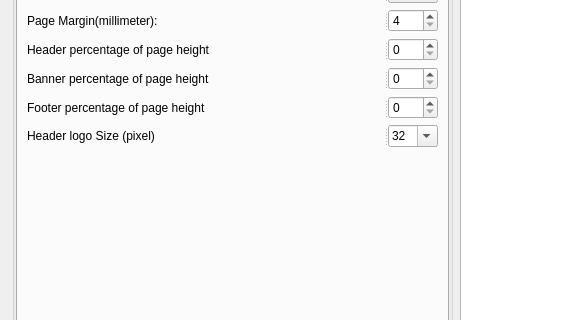
dr3mro/SmartClinic, file qtemr/ui/printdrugs.ui: the form before one commit; both pictures show x 0 to 571 and y 87 to 407 of the 1184 by 898 pixel window.
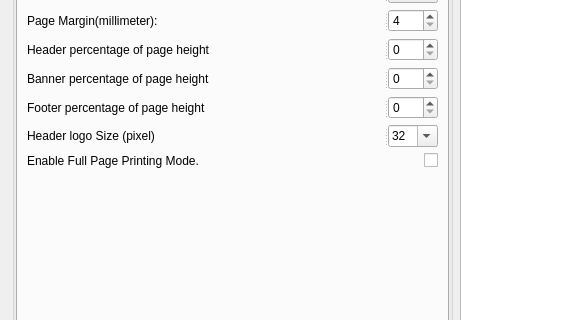
The form after the commit. The open tabs and pages were chosen to show the change. Icons and pictures are not drawn. Custom widgets are drawn as their Qt base class.

Commit message: * add full page

```diff
--- a/qtemr/ui/printdrugs.ui
+++ b/qtemr/ui/printdrugs.ui
@@ -1232,8 +1232,8 @@
             <attribute name="title">
              <string>Paper</string>
             </attribute>
-            <layout class="QVBoxLayout" name="verticalLayout">
-             <item>
+            <layout class="QGridLayout" name="gridLayout_9">
+             <item row="0" column="0">
               <widget class="QSplitter" name="splitter">
                <property name="orientation">
                 <enum>Qt::Horizontal</enum>
@@ -1471,7 +1471,31 @@
                </widget>
               </widget>
              </item>
-             <item>
+             <item row="6" column="0">
+              <layout class="QHBoxLayout" name="horizontalLayout_8">
+               <item>
+                <widget class="QLabel" name="label_19">
+                 <property name="text">
+                  <string>Enable Full Page Printing Mode.</string>
+                 </property>
+                </widget>
+               </item>
+               <item>
+                <widget class="Switch" name="enableFullPage">
+                 <property name="sizePolicy">
+                  <sizepolicy hsizetype="Fixed" vsizetype="Fixed">
+                   <horstretch>0</horstretch>
+                   <verstretch>0</verstretch>
+                  </sizepolicy>
+                 </property>
+                 <property name="text">
+                  <string/>
+                 </property>
+                </widget>
+               </item>
+              </layout>
+             </item>
+             <item row="7" column="0">
               <spacer name="verticalSpacer_2">
                <property name="orientation">
                 <enum>Qt::Vertical</enum>
```
Left out of the diff: 11 changed lines with no effect on the pictures. The commit also changes 5 other files.
